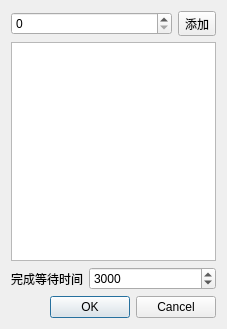
Old version of the form CatPLG_ScanCmd/CatScanDialog.ui in the repository llseptem/Cat.
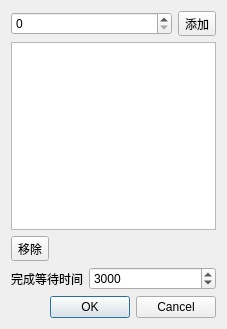
New version of the form.

Commit message:
scan port check runui
add remove port function

The edit to the form file:
```diff
--- a/CatPLG_ScanCmd/CatScanDialog.ui
+++ b/CatPLG_ScanCmd/CatScanDialog.ui
@@ -35,6 +35,13 @@
    <item>
     <widget class="QListWidget" name="portList"/>
    </item>
+   <item>
+    <widget class="QToolButton" name="rmBtn">
+     <property name="text">
+      <string>移除</string>
+     </property>
+    </widget>
+   </item>
    <item>
     <layout class="QHBoxLayout" name="horizontalLayout_2" stretch="0,1">
      <item>
```
The commit also changes 27 other files.
